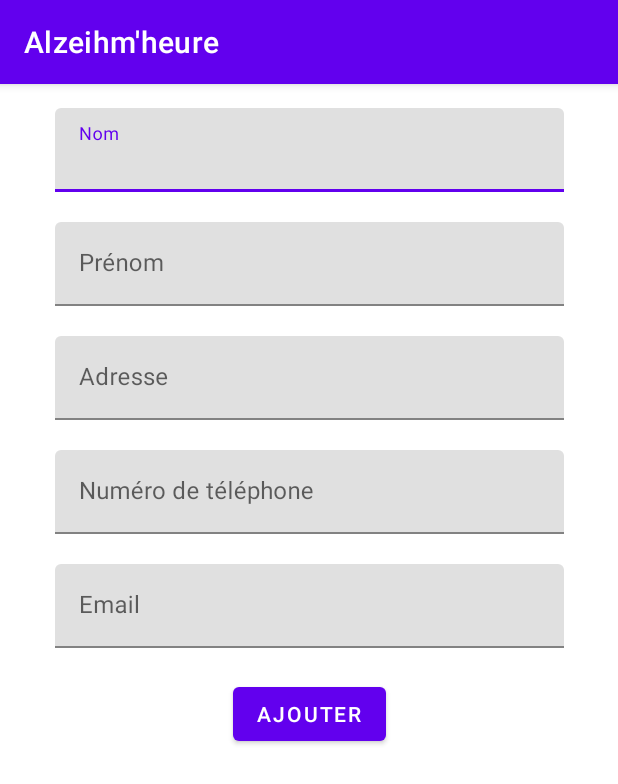
After one commit to HubertLaury/Alzeihm-heure, an Android app: the AddMemberActivity screen opened directly, with no data from a screen before it, on a phone screen of 412 x 824 dp. The commit adds this screen. Shown: the top 784 px of the screen. Run offline under Robolectric (Android 15) with nearby library versions, the phone set to English and light mode, and no system bars.

Commit message:
membres fin

```diff
--- a/app/build.gradle
+++ b/app/build.gradle
@@ -47,9 +47,11 @@ dependencies {
     implementation 'com.squareup.picasso:picasso:2.71828'
     implementation "androidx.swiperefreshlayout:swiperefreshlayout:1.1.0"
     implementation 'androidx.legacy:legacy-support-v4:1.0.0'
-    implementation 'com.google.firebase:firebase-auth:20.0.2'
+    implementation 'com.google.firebase:firebase-auth:20.0.4'
     implementation 'com.google.android.gms:play-services-maps:17.0.0'
-    implementation 'com.google.firebase:firebase-database:19.6.0'
+    implementation 'com.google.firebase:firebase-database:19.7.0'
+    implementation 'com.github.bumptech.glide:glide:4.11.0'
+    implementation 'com.google.firebase:firebase-storage:19.2.2'
     testImplementation 'junit:junit:4.13.2'
     androidTestImplementation 'androidx.test.ext:junit:1.1.2'
     androidTestImplementation 'androidx.test.espresso:espresso-core:3.3.0'
--- a/app/src/main/AndroidManifest.xml
+++ b/app/src/main/AndroidManifest.xml
@@ -13,6 +13,9 @@
         android:roundIcon="@mipmap/ic_launcher_round"
         android:supportsRtl="true"
         android:theme="@style/Theme.Alzeihmheure">
+        <activity android:name=".member.AddMemberActivity"></activity>
+        <activity android:name=".member.DescriptionActivity" />
+
         <meta-data
             android:name="com.google.android.geo.API_KEY"
             android:value="@string/google_maps_key" />
--- /dev/null
+++ b/app/src/main/java/fr/isen/alzeihmheure/member/AddMemberActivity.kt
@@ -0,0 +1,16 @@
+package fr.isen.alzeihmheure.member
+
+import androidx.appcompat.app.AppCompatActivity
+import android.os.Bundle
+import fr.isen.alzeihmheure.databinding.ActivityAddMemberBinding
+import fr.isen.alzeihmheure.databinding.ActivityDescriptionBinding
+
+class AddMemberActivity : AppCompatActivity() {
+    private lateinit var binding: ActivityAddMemberBinding
+    override fun onCreate(savedInstanceState: Bundle?) {
+        super.onCreate(savedInstanceState)
+        binding = ActivityAddMemberBinding.inflate(layoutInflater)
+        setContentView(binding.root)
+
+    }
+}
--- /dev/null
+++ b/app/src/main/res/drawable/ic_baseline_person_add_24.xml
@@ -0,0 +1,5 @@
+<vector android:height="16dp" android:tint="?attr/colorControlNormal"
+    android:viewportHeight="24" android:viewportWidth="24"
+    android:width="16dp" xmlns:android="http://schemas.android.com/apk/res/android">
+    <path android:fillColor="@android:color/white" android:pathData="M15,12c2.21,0 4,-1.79 4,-4s-1.79,-4 -4,-4 -4,1.79 -4,4 1.79,4 4,4zM6,10L6,7L4,7v3L1,10v2h3v3h2v-3h3v-2L6,10zM15,14c-2.67,0 -8,1.34 -8,4v2h16v-2c0,-2.66 -5.33,-4 -8,-4z"/>
+</vector>
--- /dev/null
+++ b/app/src/main/res/layout/activity_add_member.xml
@@ -0,0 +1,106 @@
+<?xml version="1.0" encoding="utf-8"?>
+<androidx.constraintlayout.widget.ConstraintLayout xmlns:android="http://schemas.android.com/apk/res/android"
+    xmlns:app="http://schemas.android.com/apk/res-auto"
+    xmlns:tools="http://schemas.android.com/tools"
+    android:layout_width="match_parent"
+    android:layout_height="match_parent"
+    tools:context=".member.AddMemberActivity">
+
+    <com.google.android.material.textfield.TextInputLayout
+        android:id="@+id/lastnameTextInputLayout"
+        android:layout_width="wrap_content"
+        android:layout_height="wrap_content"
+        android:layout_marginStart="24dp"
+        android:layout_marginTop="16dp"
+        android:layout_marginEnd="24dp"
+        app:layout_constraintEnd_toEndOf="parent"
+        app:layout_constraintStart_toStartOf="parent"
+        app:layout_constraintTop_toTopOf="parent">
+
+        <com.google.android.material.textfield.TextInputEditText
+            android:id="@+id/lastname"
+            android:layout_width="339dp"
+            android:layout_height="wrap_content"
+            android:hint="@string/lastname"
+            android:inputType="text" />
+    </com.google.android.material.textfield.TextInputLayout>
+
+    <com.google.android.material.textfield.TextInputLayout
+        android:id="@+id/firstnameTextInputLayout"
+        android:layout_width="wrap_content"
+        android:layout_height="wrap_content"
+        android:layout_marginTop="20dp"
+        app:layout_constraintEnd_toEndOf="@+id/lastnameTextInputLayout"
+        app:layout_constraintStart_toStartOf="@+id/lastnameTextInputLayout"
+        app:layout_constraintTop_toBottomOf="@+id/lastnameTextInputLayout">
+
+        <com.google.android.material.textfield.TextInputEditText
+            android:id="@+id/firstname"
+            android:layout_width="339dp"
+            android:layout_height="wrap_content"
+            android:hint="@string/firstname"
+            android:inputType="text" />
+    </com.google.android.material.textfield.TextInputLayout>
+
+    <com.google.android.material.textfield.TextInputLayout
+        android:id="@+id/adresseTextInputLayout"
+        android:layout_width="wrap_content"
+        android:layout_height="wrap_content"
+        android:layout_marginTop="20dp"
+        app:layout_constraintEnd_toEndOf="@+id/firstnameTextInputLayout"
+        app:layout_constraintStart_toStartOf="@+id/firstnameTextInputLayout"
+        app:layout_constraintTop_toBottomOf="@+id/firstnameTextInputLayout">
+
+        <com.google.android.material.textfield.TextInputEditText
+            android:id="@+id/adresse"
+            android:layout_width="339dp"
+            android:layout_height="wrap_content"
+            android:hint="@string/adresse"
+            android:inputType="text" />
+    </com.google.android.material.textfield.TextInputLayout>
+
+    <com.google.android.material.textfield.TextInputLayout
+        android:id="@+id/telephoneTextInputLayout"
+        android:layout_width="wrap_content"
+        android:layout_height="wrap_content"
+        android:layout_marginTop="20dp"
+        app:layout_constraintEnd_toEndOf="@+id/adresseTextInputLayout"
+        app:layout_constraintStart_toStartOf="@+id/adresseTextInputLayout"
+        app:layout_constraintTop_toBottomOf="@+id/adresseTextInputLayout">
+
+        <com.google.android.material.textfield.TextInputEditText
+            android:id="@+id/telephone"
+            android:layout_width="339dp"
+            android:layout_height="wrap_content"
+            android:hint="@string/telephone"
+            android:inputType="text" />
+    </com.google.android.material.textfield.TextInputLayout>
+
+    <com.google.android.material.textfield.TextInputLayout
+        android:id="@+id/emailTextInputLayout"
+        android:layout_width="wrap_content"
+        android:layout_height="wrap_content"
+        android:layout_marginTop="20dp"
+        app:layout_constraintEnd_toEndOf="@+id/telephoneTextInputLayout"
+        app:layout_constraintStart_toStartOf="@+id/telephoneTextInputLayout"
+        app:layout_constraintTop_toBottomOf="@+id/telephoneTextInputLayout">
+
+        <com.google.android.material.textfield.TextInputEditText
+            android:id="@+id/email"
+            android:layout_width="339dp"
+            android:layout_height="wrap_content"
+            android:hint="@string/email"
+            android:inputType="text" />
+    </com.google.android.material.textfield.TextInputLayout>
+
+    <Button
+        android:id="@+id/btnAdd"
+        android:layout_width="wrap_content"
+        android:layout_height="wrap_content"
+        android:layout_marginTop="20dp"
+        android:text="@string/add"
+        app:layout_constraintEnd_toEndOf="@+id/emailTextInputLayout"
+        app:layout_constraintStart_toStartOf="@+id/emailTextInputLayout"
+        app:layout_constraintTop_toBottomOf="@+id/emailTextInputLayout" />
+
+</androidx.constraintlayout.widget.ConstraintLayout>
--- a/app/src/main/res/layout/activity_member.xml
+++ b/app/src/main/res/layout/activity_member.xml
@@ -32,7 +32,7 @@
 
             <androidx.recyclerview.widget.RecyclerView
                 android:id="@+id/recyclerView"
-                android:layout_width="421dp"
+                android:layout_width="match_parent"
                 android:layout_height="600dp" />
         </LinearLayout>
     </ScrollView>
```
Also changed, not shown: app/src/main/java/fr/isen/alzeihmheure/member/DescriptionActivity.kt (added, +55 -0 lines), app/src/main/java/fr/isen/alzeihmheure/member/MemberActivity.kt (+7 -19 lines), app/src/main/java/fr/isen/alzeihmheure/member/MemberAdapter.kt (+4 -7 lines), app/src/main/java/fr/isen/alzeihmheure/member/User.kt (+3 -8 lines), app/src/main/res/drawable/ic_baseline_call_24.xml (added, +10 -0 lines), app/src/main/res/layout/activity_description.xml (added, +115 -0 lines), app/src/main/res/layout/user_cell.xml (+32 -62 lines).
